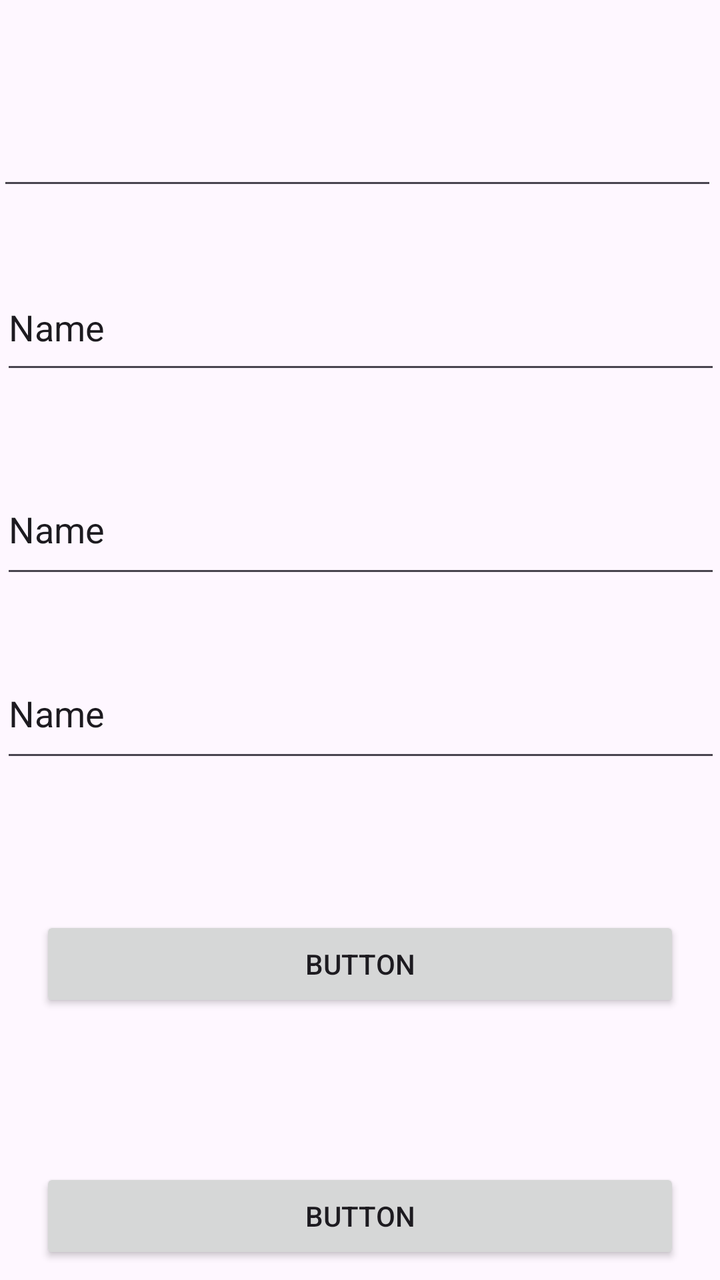
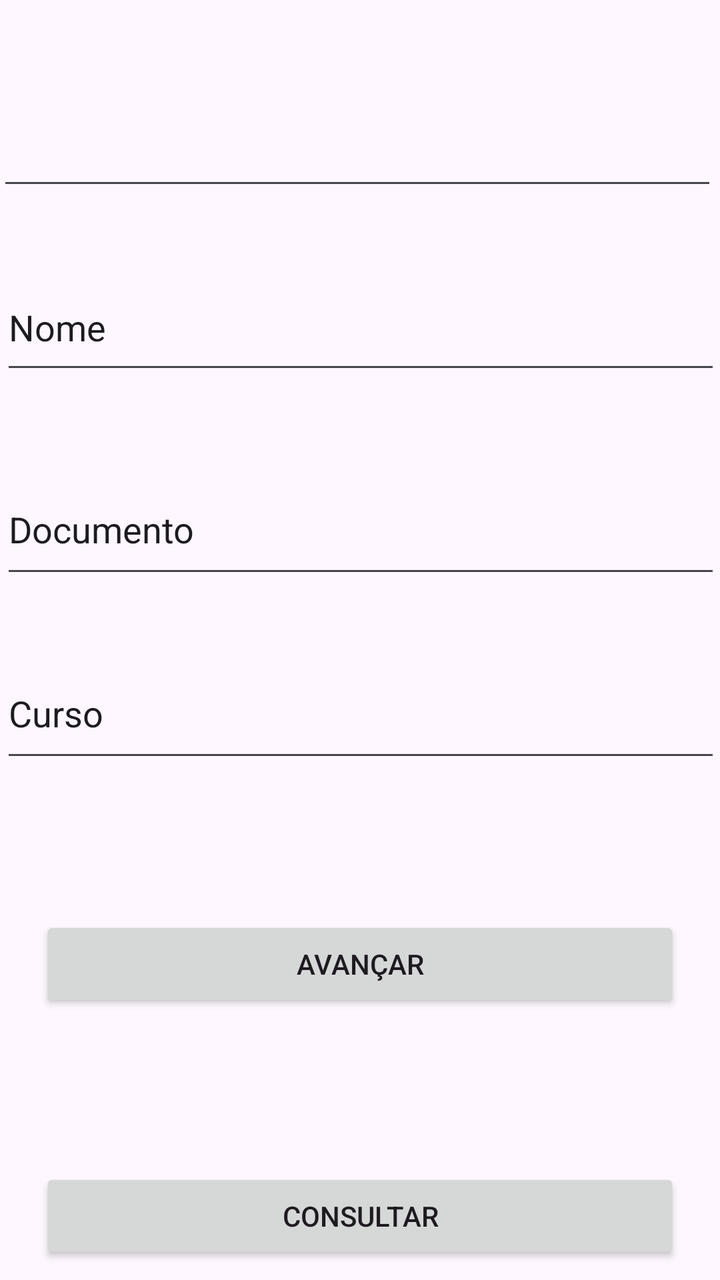

Before-and-after screenshots of an Android layout around one commit, followed by the original layout XML and the change that was made.
<!-- AndroidManifest.xml: application theme Theme.AndroidPOO -->
<!-- res/layout/activity_main.xml -->
<?xml version="1.0" encoding="utf-8"?>
<androidx.constraintlayout.widget.ConstraintLayout xmlns:android="http://schemas.android.com/apk/res/android"
    xmlns:app="http://schemas.android.com/apk/res-auto"
    xmlns:tools="http://schemas.android.com/tools"
    android:id="@+id/main"
    android:layout_width="match_parent"
    android:layout_height="match_parent"
    tools:context=".MainActivity">

    <EditText
        android:id="@+id/etx_nome"
        android:layout_width="360dp"
        android:layout_height="60dp"
        android:layout_marginStart="20dp"
        android:layout_marginTop="132dp"
        android:layout_marginEnd="20dp"
        android:ems="10"
        android:inputType="text"
        android:text="Name"
        app:layout_constraintEnd_toEndOf="parent"
        app:layout_constraintHorizontal_bias="0.497"
        app:layout_constraintStart_toStartOf="parent"
        app:layout_constraintTop_toTopOf="parent" />

    <EditText
        android:id="@+id/etx_documento"
        android:layout_width="360dp"
        android:layout_height="62dp"
        android:layout_marginStart="20dp"
        android:layout_marginTop="232dp"
        android:layout_marginEnd="20dp"
        android:ems="10"
        android:inputType="text"
        android:text="Name"
        app:layout_constraintEnd_toEndOf="parent"
        app:layout_constraintHorizontal_bias="0.497"
        app:layout_constraintStart_toStartOf="parent"
        app:layout_constraintTop_toTopOf="parent" />

    <EditText
        android:id="@+id/etx_curso"
        android:layout_width="360dp"
        android:layout_height="62dp"
        android:layout_marginStart="20dp"
        android:layout_marginTop="324dp"
        android:layout_marginEnd="20dp"
        android:ems="10"
        android:inputType="text"
        android:text="Name"
        app:layout_constraintEnd_toEndOf="parent"
        app:layout_constraintHorizontal_bias="0.497"
        app:layout_constraintStart_toStartOf="parent"
        app:layout_constraintTop_toTopOf="parent" />

    <EditText
        android:id="@+id/etx_id"
        android:layout_width="360dp"
        android:layout_height="60dp"
        android:layout_marginStart="20dp"
        android:layout_marginTop="40dp"
        android:layout_marginEnd="20dp"
        android:ems="10"
        android:inputType="number"
        app:layout_constraintEnd_toEndOf="parent"
        app:layout_constraintHorizontal_bias="0.545"
        app:layout_constraintStart_toStartOf="parent"
        app:layout_constraintTop_toTopOf="parent"
        tools:ignore="SpeakableTextPresentCheck" />

    <Button
        android:id="@+id/btn_cadastrar"
        android:layout_width="0dp"
        android:layout_height="wrap_content"
        android:layout_marginStart="20dp"
        android:layout_marginTop="72dp"
        android:layout_marginEnd="20dp"
        android:text="Button"
        app:layout_constraintEnd_toEndOf="parent"
        app:layout_constraintStart_toStartOf="parent"
        app:layout_constraintTop_toBottomOf="@+id/etx_curso" />

    <Button
        android:id="@+id/btn_visualizar"
        android:layout_width="0dp"
        android:layout_height="wrap_content"
        android:layout_marginStart="20dp"
        android:layout_marginTop="78dp"
        android:layout_marginEnd="20dp"
        android:text="Button"
        app:layout_constraintEnd_toEndOf="parent"
        app:layout_constraintStart_toStartOf="parent"
        app:layout_constraintTop_toBottomOf="@+id/btn_cadastrar" />
</androidx.constraintlayout.widget.ConstraintLayout>
<!-- resources referenced by this layout -->
<resources>
  <style name="Theme.AndroidPOO" parent="Base.Theme.AndroidPOO" />
  <style name="Base.Theme.AndroidPOO" parent="Theme.Material3.DayNight.NoActionBar">
          
          
      </style>
</resources>

<!-- the commit's change to res/layout/activity_main.xml (unified diff, before → after) -->
@@ -16,7 +16,7 @@
         android:layout_marginEnd="20dp"
         android:ems="10"
         android:inputType="text"
-        android:text="Name"
+        android:text="@string/texto_nome"
         app:layout_constraintEnd_toEndOf="parent"
         app:layout_constraintHorizontal_bias="0.497"
         app:layout_constraintStart_toStartOf="parent"
@@ -31,7 +31,7 @@
         android:layout_marginEnd="20dp"
         android:ems="10"
         android:inputType="text"
-        android:text="Name"
+        android:text="@string/texto_documento"
         app:layout_constraintEnd_toEndOf="parent"
         app:layout_constraintHorizontal_bias="0.497"
         app:layout_constraintStart_toStartOf="parent"
@@ -46,7 +46,7 @@
         android:layout_marginEnd="20dp"
         android:ems="10"
         android:inputType="text"
-        android:text="Name"
+        android:text="@string/texto_curso"
         app:layout_constraintEnd_toEndOf="parent"
         app:layout_constraintHorizontal_bias="0.497"
         app:layout_constraintStart_toStartOf="parent"
@@ -74,7 +74,7 @@
         android:layout_marginStart="20dp"
         android:layout_marginTop="72dp"
         android:layout_marginEnd="20dp"
-        android:text="Button"
+        android:text="@string/texto_avancar"
         app:layout_constraintEnd_toEndOf="parent"
         app:layout_constraintStart_toStartOf="parent"
         app:layout_constraintTop_toBottomOf="@+id/etx_curso" />
@@ -86,7 +86,7 @@
         android:layout_marginStart="20dp"
         android:layout_marginTop="78dp"
         android:layout_marginEnd="20dp"
-        android:text="Button"
+        android:text="@string/texto_consultar"
         app:layout_constraintEnd_toEndOf="parent"
         app:layout_constraintStart_toStartOf="parent"
         app:layout_constraintTop_toBottomOf="@+id/btn_cadastrar" />
<!-- resource entries referenced after the edit -->
@@ -1,5 +1,10 @@
 <!-- resources referenced by this layout -->
 <resources>
+  <string name="texto_avancar">Avançar</string>
+  <string name="texto_consultar">Consultar</string>
+  <string name="texto_curso">Curso</string>
+  <string name="texto_documento">Documento</string>
+  <string name="texto_nome">Nome</string>
   <style name="Theme.AndroidPOO" parent="Base.Theme.AndroidPOO" />
   <style name="Base.Theme.AndroidPOO" parent="Theme.Material3.DayNight.NoActionBar">
           
